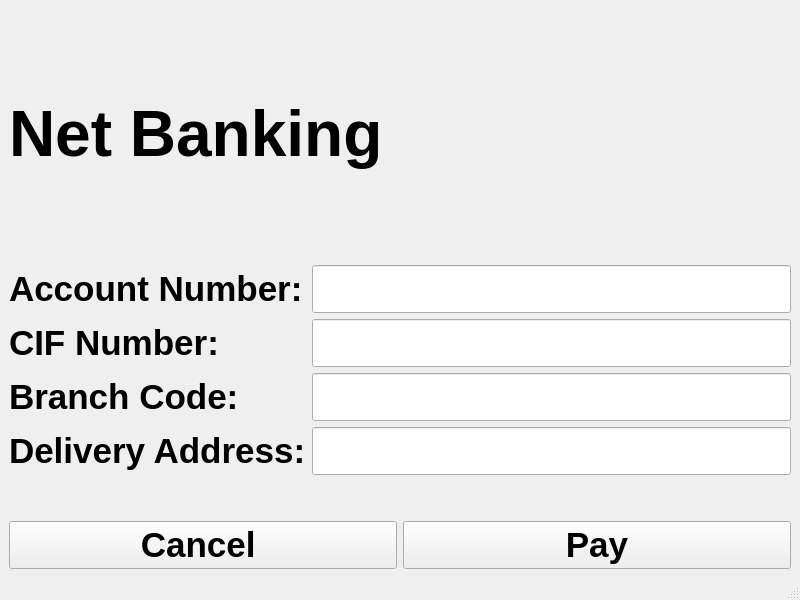
Old version of the form transaction_netbank.ui in the repository acmpesuecc/GrowPal.
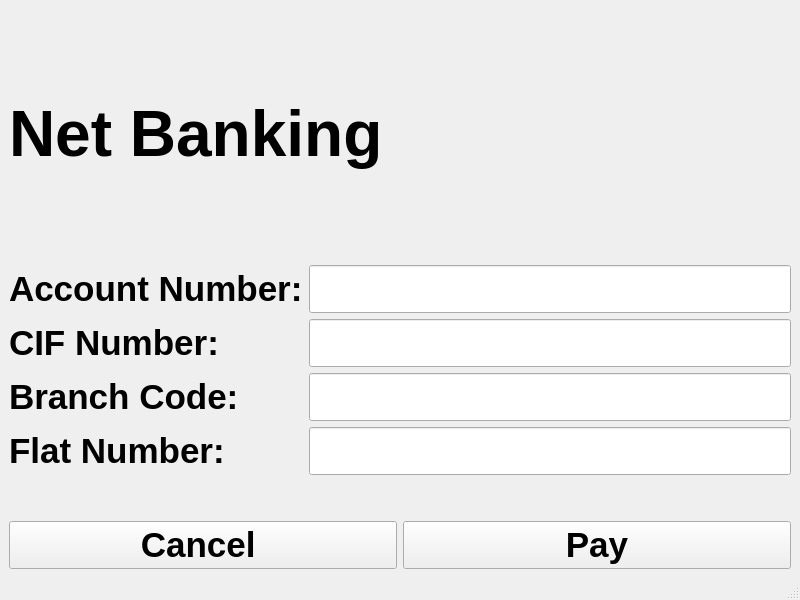
New version of the form.

Diff of the .ui file:
```diff
--- a/transaction_netbank.ui
+++ b/transaction_netbank.ui
@@ -116,7 +116,7 @@
          </font>
         </property>
         <property name="text">
-         <string>Delivery Address:</string>
+         <string>Flat Number: </string>
         </property>
        </widget>
       </item>
```
